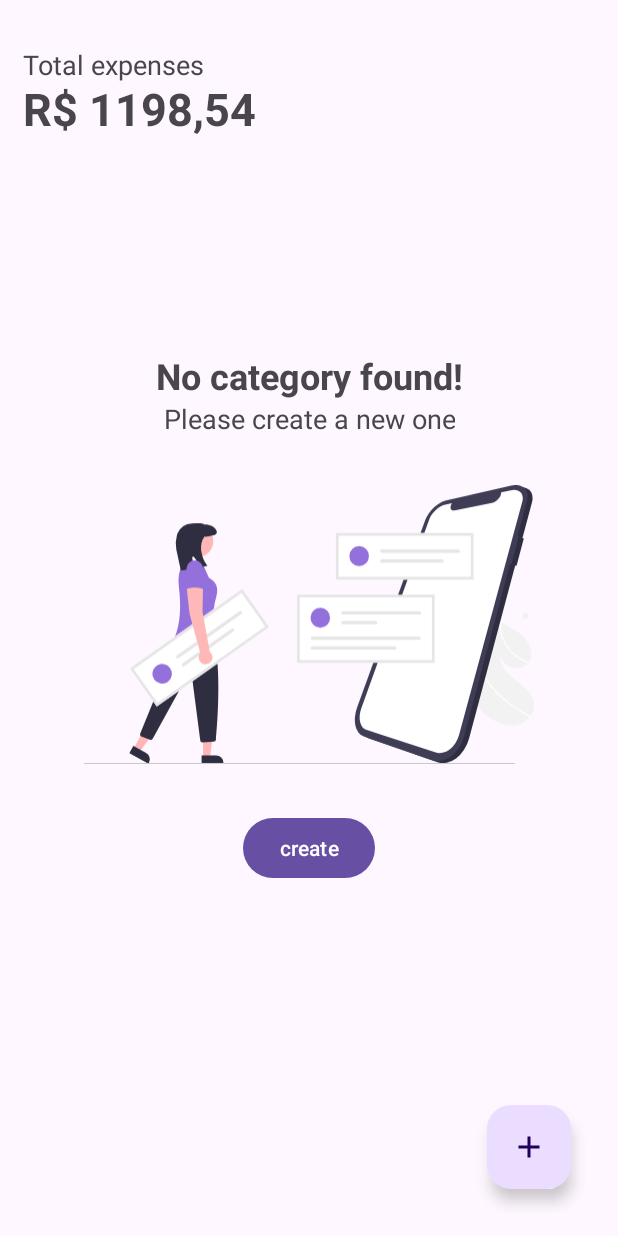
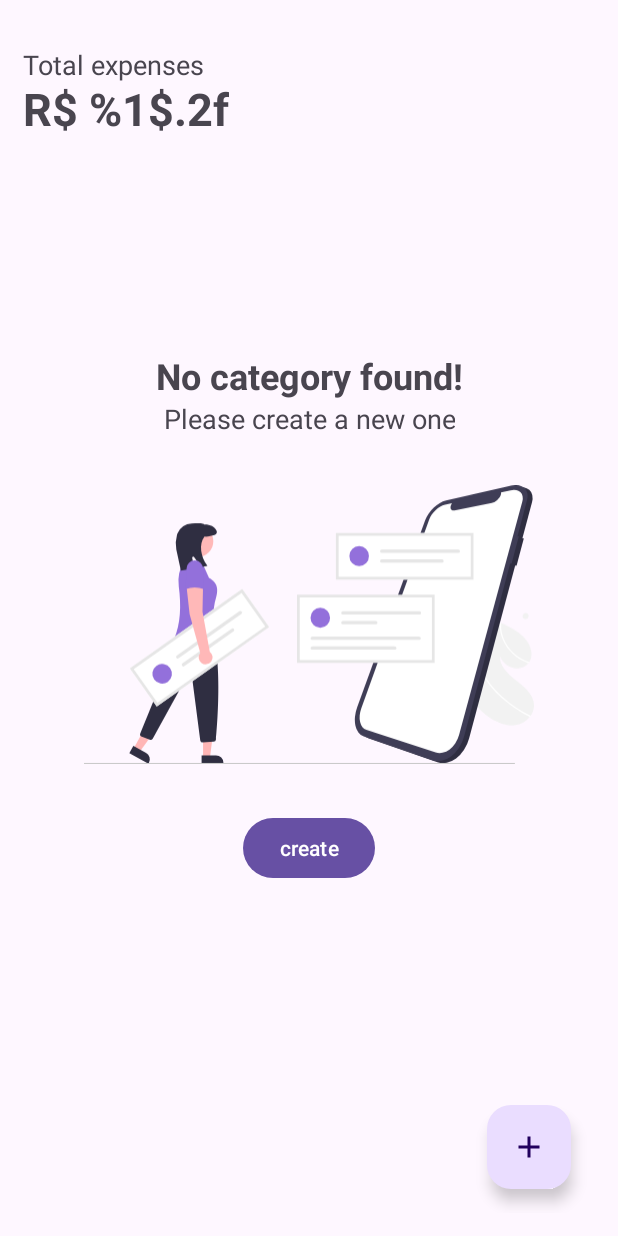
Before and after one commit to pedrocerqueiras/HackSprintFinTrack, an Android app: the layout activity_main.xml on its own in the app's theme, with its tools: preview values and no code run, on a phone screen of 412 x 824 dp. Run offline under Robolectric (Android 15) with nearby library versions, the phone set to English and light mode, and no system bars.

Commit message:
ajustando ui para fullscreen e demontrar o valor atualizado com a soma dos gastos da lista.

```diff
--- a/app/src/main/java/com/example/fintrack/data/ExpenseEntity.kt
+++ b/app/src/main/java/com/example/fintrack/data/ExpenseEntity.kt
@@ -19,5 +19,5 @@ data class ExpenseEntity(
     val id: Long = 0,
     val name: String,
     val category: String,
-    val amount: Float,
+    val amount: Double,
 )
--- a/app/src/main/java/com/example/fintrack/ui/expense/CreateOrUpdateExpenseBottomSheet.kt
+++ b/app/src/main/java/com/example/fintrack/ui/expense/CreateOrUpdateExpenseBottomSheet.kt
@@ -99,7 +99,7 @@ class CreateOrUpdateExpenseBottomSheet(
 
         btnCreateOrUpdate.setOnClickListener {
             val name = tieExpenseName.text.toString().trim()
-            val amount = tieExpenseAmount.text.toString().toFloatOrNull() ?: 0.0f
+            val amount = tieExpenseAmount.text.toString().toDoubleOrNull() ?: 0.0
 
             if (expenseCategory != "Select" && name.isNotEmpty()) {
 
--- a/app/src/main/java/com/example/fintrack/ui/expense/ExpenseUiData.kt
+++ b/app/src/main/java/com/example/fintrack/ui/expense/ExpenseUiData.kt
@@ -4,7 +4,7 @@ data class ExpenseUiData(
     val id: Long,
     val category: String,
     val name: String,
-    val amount: Float,
+    val amount: Double,
     val iconResId: Int,
     var color: Int
 )
--- a/app/src/main/res/layout/activity_main.xml
+++ b/app/src/main/res/layout/activity_main.xml
@@ -25,7 +25,7 @@
         android:layout_width="wrap_content"
         android:layout_height="wrap_content"
         android:layout_marginTop="-3dp"
-        android:text="R$ 1198,54"
+        android:text="@string/value_total_expenses"
         android:textSize="30dp"
         android:textStyle="bold"
         app:layout_constraintStart_toStartOf="parent"
@@ -93,6 +93,7 @@
         android:layout_width="wrap_content"
         android:layout_height="wrap_content"
         android:layout_margin="16dp"
+        android:contentDescription="@string/button_to_add_new_expenses"
         android:src="@drawable/ic_baseline_add_24"
         app:layout_constraintBottom_toBottomOf="parent"
         app:layout_constraintEnd_toEndOf="parent" />
--- a/app/src/main/res/values-night/themes.xml
+++ b/app/src/main/res/values-night/themes.xml
@@ -3,5 +3,6 @@
     <style name="Base.Theme.FinTrack" parent="Theme.Material3.DayNight.NoActionBar">
         <!-- Customize your dark theme here. -->
         <!-- <item name="colorPrimary">@color/my_dark_primary</item> -->
+        <item name="android:windowFullscreen">true</item>
     </style>
 </resources>
--- a/app/src/main/res/values/colors.xml
+++ b/app/src/main/res/values/colors.xml
@@ -17,4 +17,5 @@
     <color name="medium_orange">#FF5726</color>
     <color name="brown">#7A5548</color>
     <color name="grey">#607D8A</color>
+
 </resources>
--- a/app/src/main/res/values/strings.xml
+++ b/app/src/main/res/values/strings.xml
@@ -16,4 +16,6 @@
     <string name="category_name_ex_creditcard">Category name: ex: Credit Card</string>
     <string name="select_the_category_color">Select the category color</string>
     <string name="category_icon">Category Icon</string>
+    <string name="value_total_expenses">R$ %1$.2f</string>
+    <string name="button_to_add_new_expenses">Button to add new expenses</string>
 </resources>
--- a/app/src/main/res/values/themes.xml
+++ b/app/src/main/res/values/themes.xml
@@ -3,6 +3,8 @@
     <style name="Base.Theme.FinTrack" parent="Theme.Material3.DayNight.NoActionBar">
         <!-- Customize your light theme here. -->
         <!-- <item name="colorPrimary">@color/my_light_primary</item> -->
+        <item name="android:windowFullscreen">true</item>
+
     </style>
 
     <style name="Theme.FinTrack" parent="Base.Theme.FinTrack" />
```
Also changed, not shown: app/src/main/java/com/example/fintrack/ui/MainActivity.kt (+9 -0 lines).
